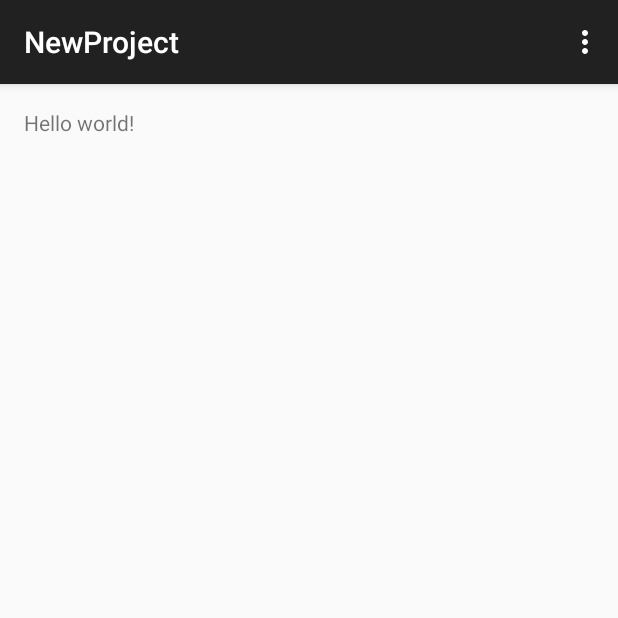
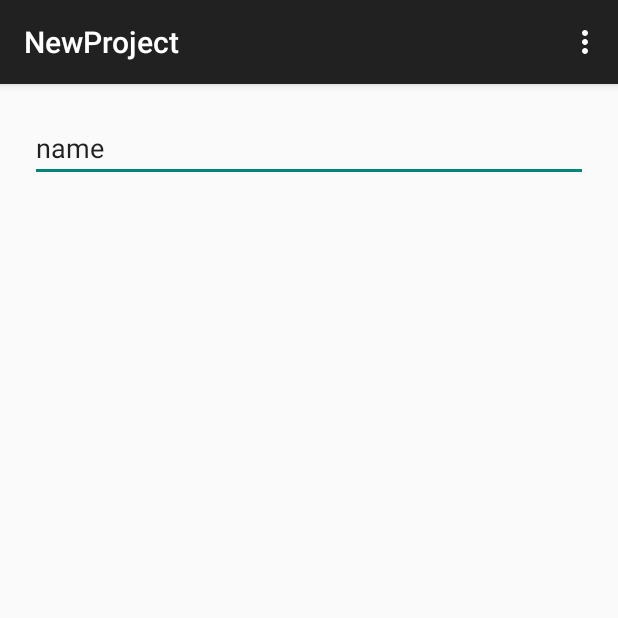
Before and after one commit to rahul120391/testcode, an Android app: the screen it shows after launch (MainActivity), on a phone screen of 412 x 824 dp, the top half of it. Run offline under Robolectric (Android 15) with nearby library versions, the phone set to English and light mode, and no system bars.

```diff
--- a/app/src/main/java/com/example/rahull/newproject/MainActivity.java
+++ b/app/src/main/java/com/example/rahull/newproject/MainActivity.java
@@ -17,6 +17,7 @@ public class MainActivity extends ActionBarActivity {
         for(int i=0;i<5;i++){
             System.out.println(i+"\n");
         }
+        System.out.println("hdfvdskjcnhkldshkjgvhdbgkj");
     }
 
 
--- a/app/src/main/res/layout/activity_main.xml
+++ b/app/src/main/res/layout/activity_main.xml
@@ -1,11 +1,16 @@
 <RelativeLayout xmlns:android="http://schemas.android.com/apk/res/android"
-    xmlns:tools="http://schemas.android.com/tools" android:layout_width="match_parent"
-    android:layout_height="match_parent" android:paddingLeft="@dimen/activity_horizontal_margin"
-    android:paddingRight="@dimen/activity_horizontal_margin"
-    android:paddingTop="@dimen/activity_vertical_margin"
-    android:paddingBottom="@dimen/activity_vertical_margin" tools:context=".MainActivity">
+    xmlns:tools="http://schemas.android.com/tools"
+    android:layout_width="match_parent"
+    android:layout_height="match_parent"
+    tools:context=".MainActivity"
+    android:padding="20dp"
+    >
 
-    <TextView android:text="@string/hello_world" android:layout_width="wrap_content"
-        android:layout_height="wrap_content" />
+   <EditText
+       android:layout_width="match_parent"
+       android:layout_height="wrap_content"
+       android:text="name"
+       />
+
 
 </RelativeLayout>
```
